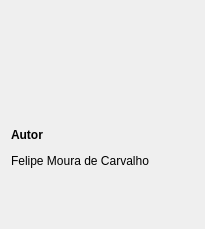
Old version of the form src/SampleProject/GUI/Qt/AboutWidget/AboutWidget.ui in the repository felipeCeler/cpp-starter-kit.
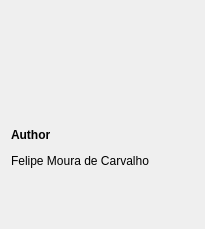
New version of the form. Icons and pictures are not drawn.

Diff of the .ui file:
```diff
--- a/src/SampleProject/GUI/Qt/AboutWidget/AboutWidget.ui
+++ b/src/SampleProject/GUI/Qt/AboutWidget/AboutWidget.ui
@@ -40,7 +40,7 @@
        <item>
         <widget class="QLabel" name="label_Author_">
          <property name="text">
-          <string>&lt;html&gt;&lt;head/&gt;&lt;body&gt;&lt;p&gt;&lt;span style=&quot; font-weight:600;&quot;&gt;Autor&lt;/span&gt;&lt;/p&gt;&lt;p&gt;Felipe Moura de Carvalho&lt;/p&gt;&lt;p&gt;&lt;br/&gt;&lt;/p&gt;&lt;/body&gt;&lt;/html&gt;</string>
+          <string>&lt;html&gt;&lt;head/&gt;&lt;body&gt;&lt;p&gt;&lt;span style=&quot; font-weight:600;&quot;&gt;Author&lt;/span&gt;&lt;/p&gt;&lt;p&gt;Felipe Moura de Carvalho&lt;/p&gt;&lt;p&gt;&lt;br/&gt;&lt;/p&gt;&lt;/body&gt;&lt;/html&gt;</string>
          </property>
          <property name="textFormat">
           <enum>Qt::AutoText</enum>
```
